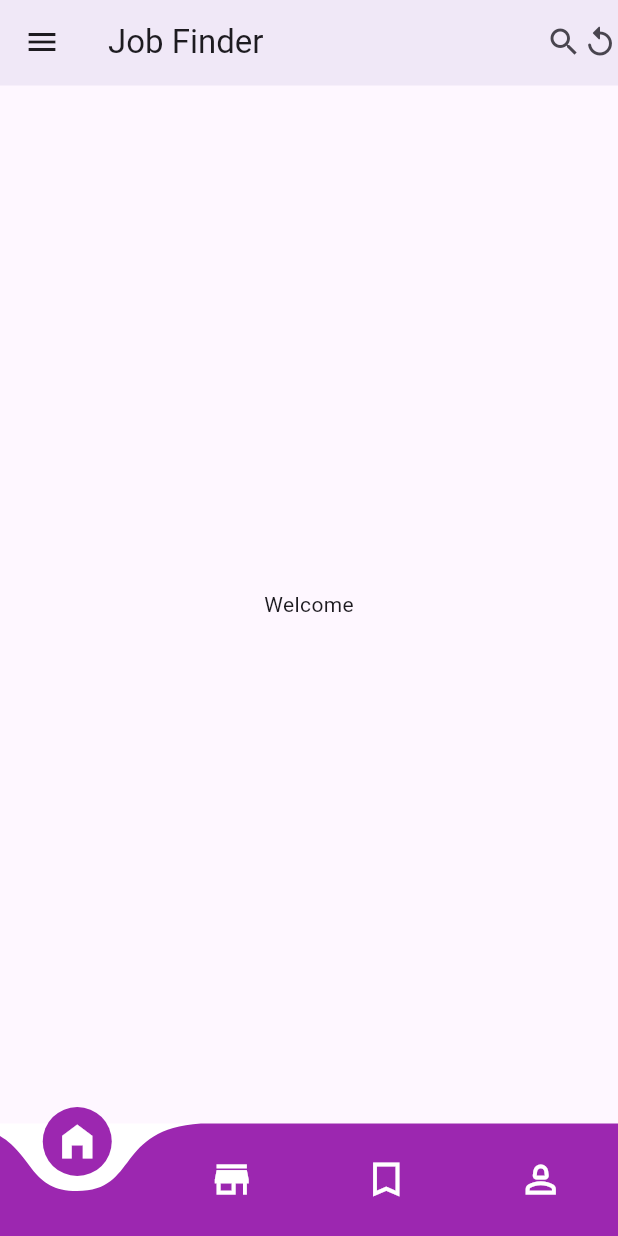
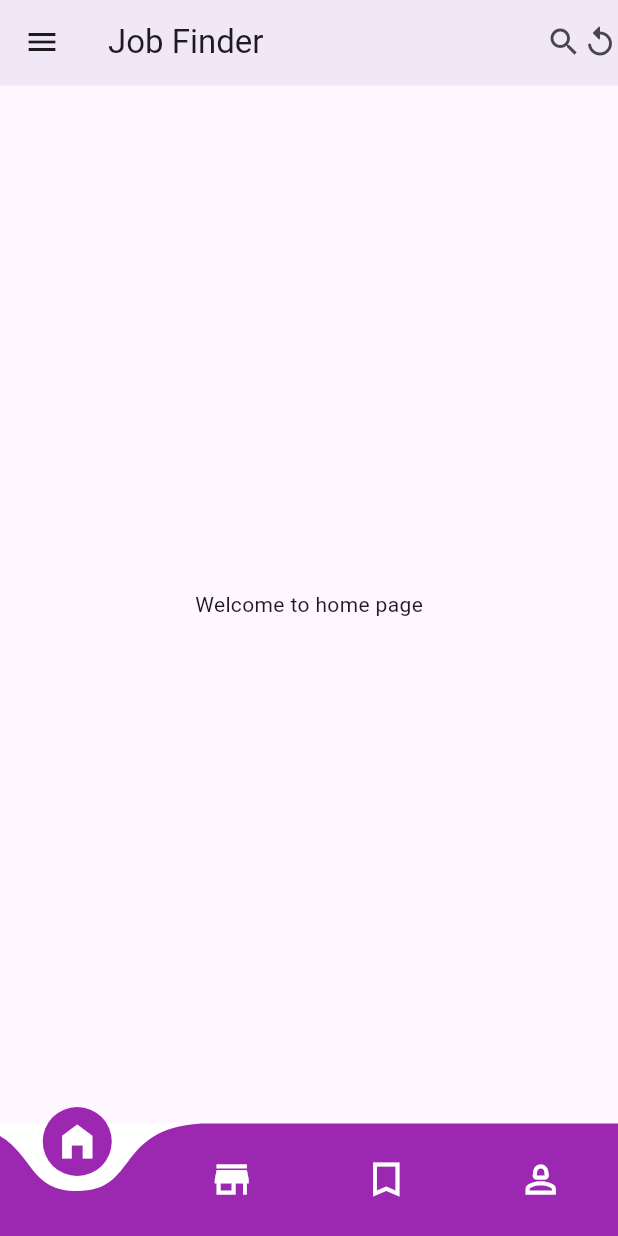
Before and after one commit to MusitafaJeilaniAbdulkadir/Job-Finder-App, a Flutter app: the screen it shows after launch, on a phone screen of 412 x 824 dp. Run offline on Flutter 3.47's test engine with Material 3 defaults, Android fonts, the phone set to English and light mode, and no system bars; drawn by our look-alikes of curved_navigation_bar.

```diff
--- a/job_portal/lib/home.dart
+++ b/job_portal/lib/home.dart
@@ -0,0 +1,19 @@
+import 'package:flutter/material.dart';
+
+class home extends StatefulWidget {
+  const home({super.key});
+
+  @override
+  State<home> createState() => _homeState();
+}
+
+class _homeState extends State<home> {
+  @override
+  Widget build(BuildContext context) {
+    return Scaffold(
+      body: Center(
+        child: Text("Welcome to home page"),
+      ),
+    );
+  }
+}
--- a/job_portal/lib/main.dart
+++ b/job_portal/lib/main.dart
@@ -1,24 +1,43 @@
 import 'package:curved_navigation_bar/curved_navigation_bar.dart';
 import 'package:flutter/material.dart';
+import 'package:job_portal/favorite.dart';
+import 'package:job_portal/home.dart';
+import 'package:job_portal/jobs.dart';
+import 'package:job_portal/profile.dart';
 
 void main() {
   runApp(const job_portal());
 }
 
-class job_portal extends StatelessWidget {
+class job_portal extends StatefulWidget {
   const job_portal({super.key});
 
   @override
+  State<job_portal> createState() => _job_portalState();
+}
+
+class _job_portalState extends State<job_portal> {
+  @override
   Widget build(BuildContext context) {
-    return const MaterialApp(
+    return MaterialApp(
       title: "Job Finder",
       home: Home_Page(),
     );
   }
 }
 
-class Home_Page extends StatelessWidget {
-  const Home_Page({super.key});
+class Home_Page extends StatefulWidget {
+  Home_Page({super.key});
+
+  @override
+  State<Home_Page> createState() => _Home_PageState();
+}
+
+class _Home_PageState extends State<Home_Page> {
+  int _page = 0;
+  final screens = [home(), favorite(), jobs(), profile()];
+
+  GlobalKey<CurvedNavigationBarState> _bottomNavigationKey = GlobalKey();
 
   @override
   Widget build(BuildContext context) {
@@ -46,9 +65,7 @@ class Home_Page extends StatelessWidget {
           ],
         ),
       ),
-      body: Center(
-        child: Text("Welcome"),
-      ),
+      body: screens[_page],
       bottomNavigationBar: CurvedNavigationBar(
         backgroundColor: Colors.white,
         color: Colors.purple,
@@ -74,7 +91,11 @@ class Home_Page extends StatelessWidget {
             color: Colors.white,
           ),
         ],
-        onTap: (index) {},
+        onTap: (index) {
+          setState(() {
+            _page = index;
+          });
+        },
         animationDuration: Duration(milliseconds: 300),
       ),
     );
```
Also changed, not shown: job_portal/lib/favorite.dart (+19 -0 lines), job_portal/lib/jobs.dart (+19 -0 lines), job_portal/lib/profile.dart (+19 -0 lines).
